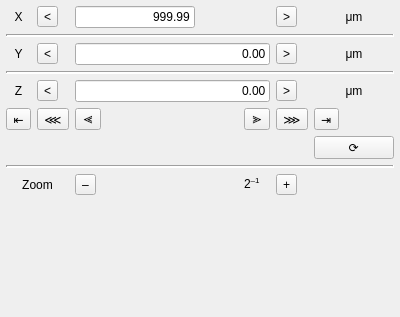
The window that src/view/Navigation.ui (wagenadl/sbemviewer) describes before a commit, drawn with Qt 5.
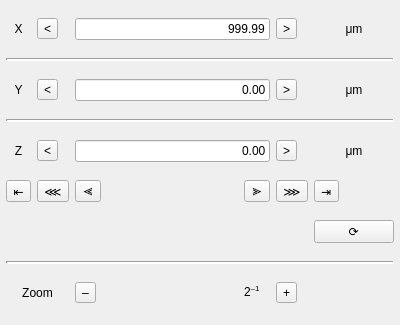
The same window after the commit.

The edit to the form file:
```diff
--- a/src/view/Navigation.ui
+++ b/src/view/Navigation.ui
@@ -7,7 +7,7 @@
     <x>0</x>
     <y>0</y>
     <width>400</width>
-    <height>317</height>
+    <height>325</height>
    </rect>
   </property>
   <property name="sizePolicy">
@@ -51,14 +51,14 @@
    <item row="0" column="2" colspan="3">
     <widget class="QLineEdit" name="x">
      <property name="sizePolicy">
-      <sizepolicy hsizetype="Fixed" vsizetype="Fixed">
+      <sizepolicy hsizetype="MinimumExpanding" vsizetype="Fixed">
        <horstretch>0</horstretch>
        <verstretch>0</verstretch>
       </sizepolicy>
      </property>
      <property name="minimumSize">
       <size>
-       <width>120</width>
+       <width>1</width>
        <height>0</height>
       </size>
      </property>
@@ -319,19 +319,6 @@
      </property>
     </widget>
    </item>
-   <item row="9" column="0">
-    <spacer name="verticalSpacer">
-     <property name="orientation">
-      <enum>Qt::Vertical</enum>
-     </property>
-     <property name="sizeHint" stdset="0">
-      <size>
-       <width>20</width>
-       <height>40</height>
-      </size>
-     </property>
-    </spacer>
-   </item>
    <item row="8" column="5">
     <widget class="QToolButton" name="zoomin">
      <property name="text">
@@ -351,6 +338,12 @@
    </item>
    <item row="6" column="6">
     <widget class="QPushButton" name="autoupdate">
+     <property name="minimumSize">
+      <size>
+       <width>1</width>
+       <height>0</height>
+      </size>
+     </property>
      <property name="text">
       <string>⟳</string>
      </property>
```
